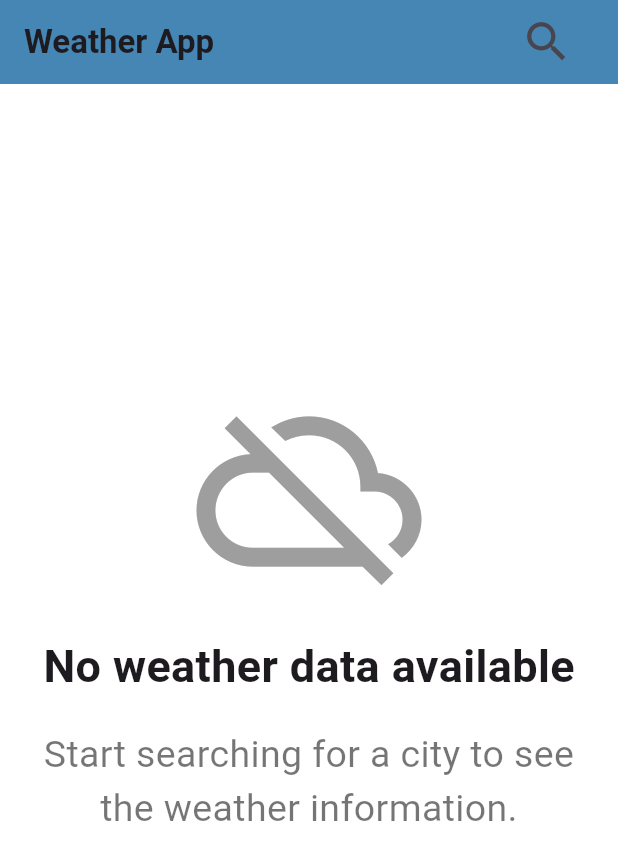
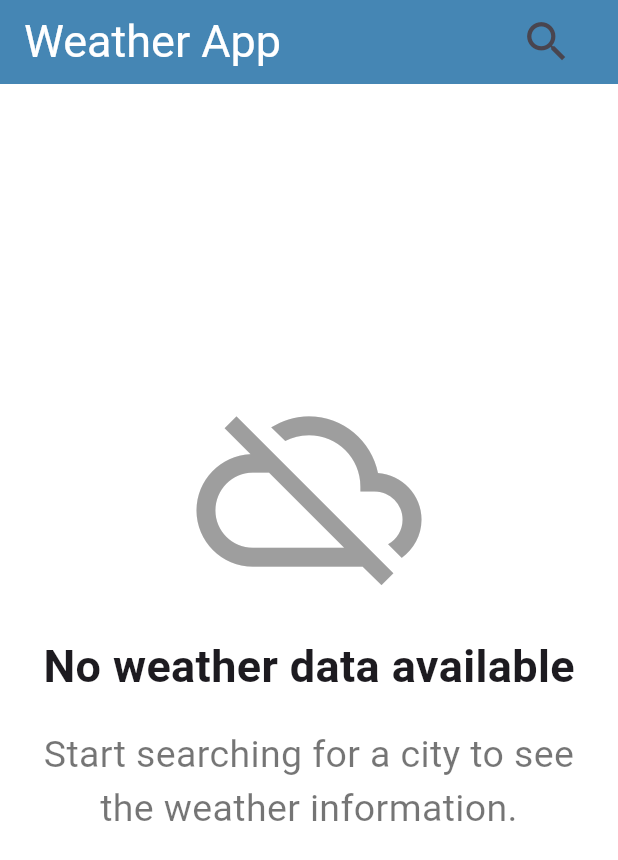
Before and after one commit to AhmedEzz999/weather_app, a Flutter app: the screen it shows after launch, on a phone screen of 412 x 824 dp. Shown: the top 860 px of the screen. Run offline on Flutter 3.47's test engine with Material 3 defaults, Android fonts, the phone set to English and light mode, and no system bars; our stand-ins replace dio, flutter_bloc, flutter_svg.

Commit message:
Add Bloc Package

```diff
--- /dev/null
+++ b/lib/cubits/get_weather_cubit.dart
@@ -0,0 +1,6 @@
+import 'package:flutter_bloc/flutter_bloc.dart';
+import 'package:weather_app/cubits/get_weather_states.dart';
+
+class GetWeatherCubit extends Cubit<WeatherState> {
+  GetWeatherCubit(super.initialState);
+}
--- a/lib/views/home_view.dart
+++ b/lib/views/home_view.dart
@@ -16,7 +16,7 @@ class HomeView extends StatelessWidget {
         backgroundColor: const Color(0xFF4586B4),
         title: const Text(
           'Weather App',
-          style: TextStyle(fontWeight: FontWeight.bold),
+          style: TextStyle(fontSize: 30, color: Colors.white),
         ),
         actions: [
           Padding(
--- a/pubspec.yaml
+++ b/pubspec.yaml
@@ -32,6 +32,7 @@ dependencies:
   dio: ^5.8.0+1
   flutter:
     sdk: flutter
+  flutter_bloc: ^9.1.1
   flutter_svg: ^2.1.0
 
 dev_dependencies:
@@ -51,7 +52,6 @@ flutter:
   # To add assets to your application, add an assets section, like this:
   assets:
     - assets/images/
-
   # An image asset can refer to one or more resolution-specific "variants", see
   # https://flutter.dev/to/resolution-aware-images
   # For details regarding adding assets from package dependencies, see
```
Also changed, not shown: lib/cubits/get_weather_states.dart (added, +7 -0 lines), pubspec.lock.
